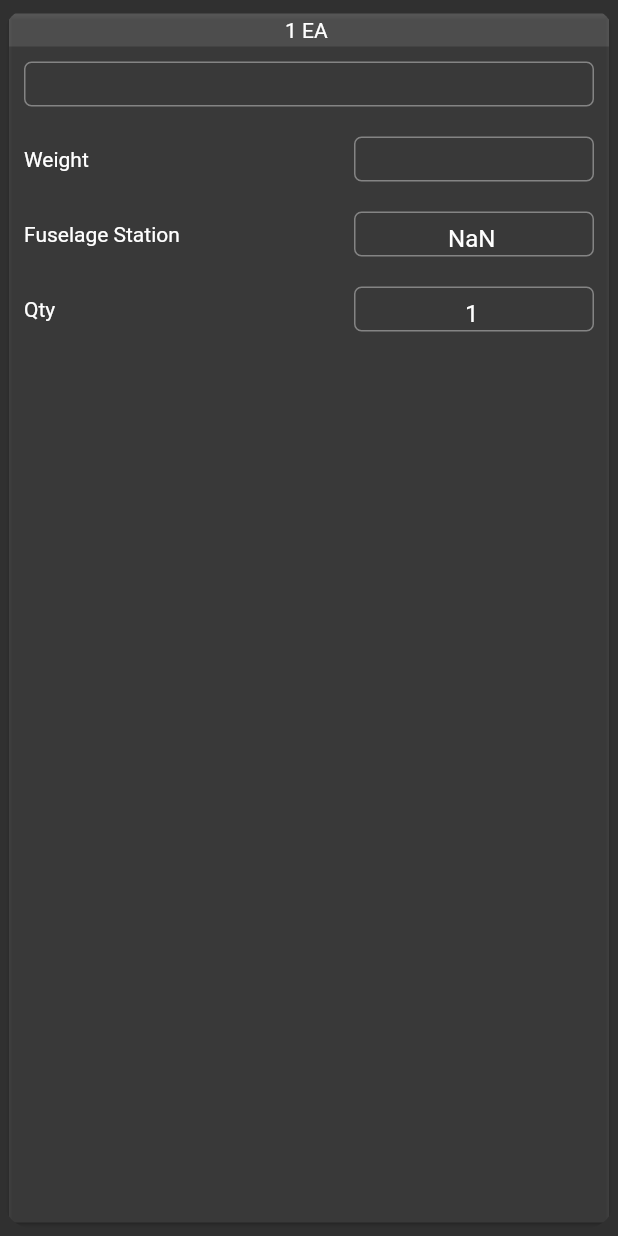
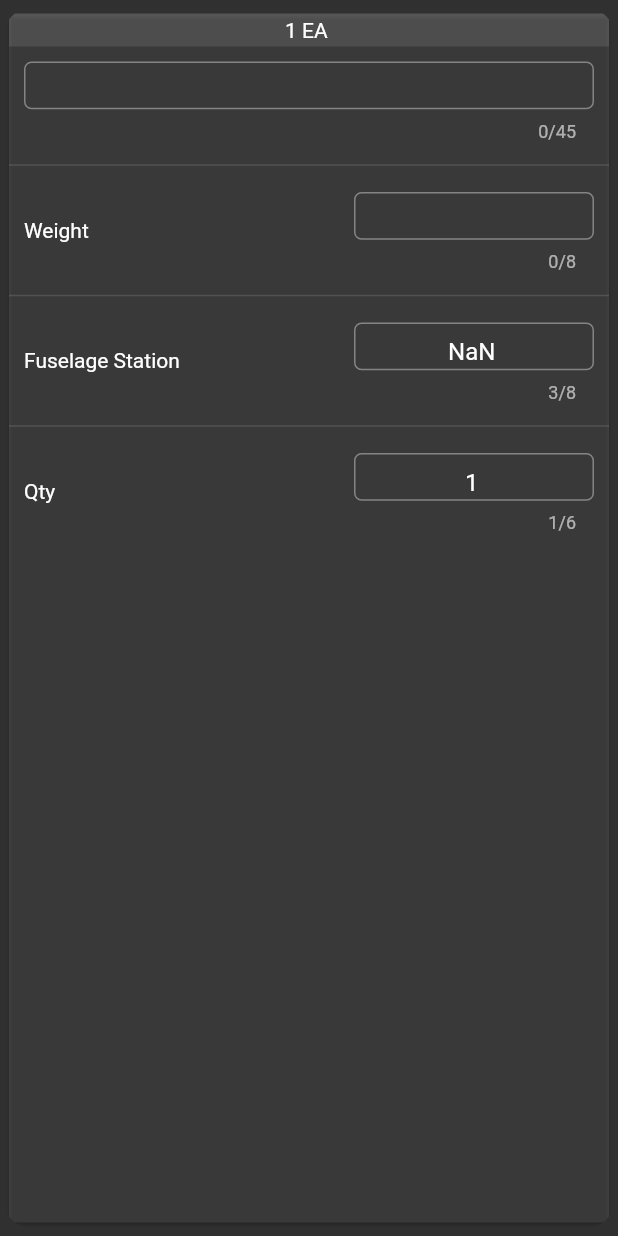
Before and after one commit to teaguestockwell/levels-v2-flutter, a Flutter app: the CargoUI widget shown alone on an empty page, opened directly with empty values, after a tap on an icon or button, on a phone screen of 412 x 824 dp. Run offline on Flutter 3.47's test engine with Material 2 defaults, Android fonts, the phone set to English and light mode, and no system bars; our stand-ins replace cloud_firestore, firebase_core, flutter_datetime_picker, flutter_linkify, flutter_phoenix, fluttertoast; accounts and stored records are empty.

Commit message:
button UI changes, web div fix, ymd lookup modal spinner,see todo

```diff
--- a/lib/Backend/cont.dart
+++ b/lib/Backend/cont.dart
@@ -6,7 +6,8 @@ class Const {
   pickerWidth = 160,
   pickerHeight = 30,
   timeGridDivSize = 1,
-  rowHeight = 30;
+  rowHeight = 30,
+  divThickness=1.5;
 
   static Color topBot = Colors.black87,
       navBarSelected = Colors.white70,
@@ -15,5 +16,6 @@ class Const {
       car = Colors.white30,
       background = Colors.black,
       bottombarcolor = Colors.white10,
-      timeGridLinescolor = Colors.white60;
+      timeGridLinescolor = Colors.white60,
+      buttonColor = Colors.white10;
 }
--- a/lib/Screen/home.dart
+++ b/lib/Screen/home.dart
@@ -27,7 +27,7 @@ class _HomePageState extends State<HomePage> {
   press() {
     FirebaseFirestore.instance
         .collection('mds')
-        .doc(selectedMdsBody.selection)
+        .doc(selectedMdsBody.mdsSpin.selected)
         .get()
         .then((v) => setState(() {
               air = Aircraft(
@@ -73,7 +73,7 @@ class _HomePageState extends State<HomePage> {
                 Image(image: AssetImage('assets/0.png')),
                 CardAllwaysOpen(
                     gen.welcometitle, RowCenterText(gen.welcomebody)),
-                CardAllwaysOpen('Select MDS', selectedMdsBody),
+                CardAllwaysOpen('Aircraft', selectedMdsBody),
                 // CCards('Now', TimeGrid())
               ]);
             }));
--- a/lib/Widgets/LogicWidgets/durationlookup.dart
+++ b/lib/Widgets/LogicWidgets/durationlookup.dart
@@ -1,3 +1,4 @@
+import 'package:five_level_one/Backend/cont.dart';
 import 'package:five_level_one/Widgets/UIWidgets/Input.dart';
 import 'package:five_level_one/Widgets/UIWidgets/Rows.dart';
 import 'package:flutter/material.dart';
@@ -57,7 +58,7 @@ class _DurationLookupState extends State<DurationLookup> {
                   locale: LocaleType.en);
             },
           )),
-      Divider(),
+      Divider(thickness: Const.divThickness,),
       Row2(
           Text('Date Time Two'),
           CustomButton(
@@ -78,7 +79,7 @@ class _DurationLookupState extends State<DurationLookup> {
                   locale: LocaleType.en);
             },
           )),
-      Divider(),
+      Divider(thickness: Const.divThickness,),
       Row2.padding(0, 0, 0, 5.0, Text('Duration hhhhh:mm:ss'), ConstText(getDiff()))
     ]);
   }
--- a/lib/Widgets/LogicWidgets/jjjlookup.dart
+++ b/lib/Widgets/LogicWidgets/jjjlookup.dart
@@ -1,3 +1,4 @@
+import 'package:five_level_one/Backend/cont.dart';
 import 'package:five_level_one/Widgets/UIWidgets/Input.dart';
 import 'package:five_level_one/Widgets/UIWidgets/Rows.dart';
 import 'package:flutter/material.dart';
@@ -48,7 +49,7 @@ class _JJJLookupState extends State<JJJLookup> {
                     locale: LocaleType.en);
               },
             )),
-        Divider(),
+        Divider(thickness: Const.divThickness,),
         Row2.padding(
             0, 0, 0, 5.0, Text('Julian Day'), ConstText(dfJJJ.format(dateAcomp)))
       ],
--- a/lib/Widgets/LogicWidgets/preinsp.dart
+++ b/lib/Widgets/LogicWidgets/preinsp.dart
@@ -1,5 +1,4 @@
 import 'package:five_level_one/Backend/cont.dart';
-import 'package:five_level_one/Backend/model.dart';
 import 'package:five_level_one/Widgets/UIWidgets/Input.dart';
 import 'package:five_level_one/Widgets/UIWidgets/Rows.dart';
 import 'package:flutter/cupertino.dart';
@@ -83,11 +82,11 @@ class _PreInspState extends State<PreInsp> {
                     locale: LocaleType.en);
               },
             )),
-        Divider(),
+        Divider(thickness: Const.divThickness,),
         Row2(
             Text('Hours Until Expire'),
             this.widget.buttonDurration),
-        Divider(),
+        Divider(thickness: Const.divThickness,),
         Row2.padding(
           0, 0, 0, 5.0,
           Text('Expires At'),
--- a/lib/Widgets/LogicWidgets/unitconversion.dart
+++ b/lib/Widgets/LogicWidgets/unitconversion.dart
@@ -258,7 +258,7 @@ class _tDistanceBodyState extends State<tDistanceBody> {
             onSelectedItemChanged: unitChange,
             itemExtent: 30,
           ))),
-      Divider(),
+      Divider(thickness: Const.divThickness,),
       Padding(
           padding: EdgeInsets.fromLTRB(5, 5, 5, 5),
           child: Row(children: [
--- a/lib/Widgets/LogicWidgets/yyyymmddlookup.dart
+++ b/lib/Widgets/LogicWidgets/yyyymmddlookup.dart
@@ -96,7 +96,7 @@ class _YYYYMMDDLookupState extends State<YYYYMMDDLookup> {
                         itemExtent: 30,
                       )))
             ])),
-        Divider(),
+        Divider(thickness: Const.divThickness,),
         Row2(
             Text('Julian Day'),
             Row(children: <Widget>[
@@ -111,7 +111,7 @@ class _YYYYMMDDLookupState extends State<YYYYMMDDLookup> {
                         itemExtent: 30,
                       )))
             ])),
-        Divider(),
+        Divider(thickness: Const.divThickness,),
         Row2.padding(
             0, 0, 0, 5.0, Text('YYYY MM DD'), ConstText(dfYMD.format(outYMD)))
       ],
--- a/lib/Widgets/PercentMacWidgets/CargoUI.dart
+++ b/lib/Widgets/PercentMacWidgets/CargoUI.dart
@@ -1,3 +1,4 @@
+import 'package:five_level_one/Backend/cont.dart';
 import 'package:five_level_one/Backend/model.dart';
 import 'package:five_level_one/Widgets/UIWidgets/Input.dart';
 import 'package:five_level_one/Widgets/UIWidgets/Rows.dart';
@@ -54,9 +55,12 @@ class _CargoUIState extends State<CargoUI> {
 
     var ret = Column(children: [
       RowCenter(CustomTextFieldTextMax(tcName)),
-      Row2(Text('Weight'), CustomTextField(tcWeight)),
-      Row2(Text('Fuselage Station'), CustomTextField(tcFS)),
-      Row2(Text('Qty'), CustomTextField(tcQty)),
+      Divider(thickness:1),
+      Row2.height(Text('Weight'), CustomTextFieldNumSize(tcWeight,8),Const.pickerHeight*1.7),
+      Divider(thickness:1),
+      Row2.height(Text('Fuselage Station'), CustomTextFieldNumSize(tcFS,8),Const.pickerHeight*1.7),
+      Divider(thickness:1),
+      Row2.height(Text('Qty'), CustomTextFieldNumSize(tcQty,6,decimal: false,),Const.pickerHeight*1.7),
     ],);
     return ret;
   }
--- a/lib/Widgets/PercentMacWidgets/cargoCard.dart
+++ b/lib/Widgets/PercentMacWidgets/cargoCard.dart
@@ -1,4 +1,5 @@
 import 'dart:collection';
+import 'package:five_level_one/Backend/cont.dart';
 import 'package:five_level_one/Backend/model.dart';
 import 'package:five_level_one/Widgets/PercentMacWidgets/CargoUI.dart';
 import 'package:five_level_one/Widgets/UIWidgets/Cards.dart';
@@ -82,6 +83,7 @@ class _CargoCardState extends State<CargoCard> {
         'Cargo',
         Column(children: <Widget>[
           Row2(Text('Select Config'), this.widget.configSpin),
+          Divider(thickness: Const.divThickness,),
           Row2(
               CustomButton('Update Config', onPressed: () => {addConfig()}),
               CustomButton(
--- a/lib/Widgets/PercentMacWidgets/chartc.dart
+++ b/lib/Widgets/PercentMacWidgets/chartc.dart
@@ -98,7 +98,7 @@ var re = InputDec.re;
                       textAlign: TextAlign.center,
                       decoration: w,
                     ))),
-            Divider(),
+            Divider(thickness: Const.divThickness,),
             Row2.padding(
                 0,
                 0,
--- a/lib/Widgets/UIWidgets/Input.dart
+++ b/lib/Widgets/UIWidgets/Input.dart
@@ -13,7 +13,6 @@ class CustomTextField extends StatefulWidget {
 }
 
 class _CustomTextFieldState extends State<CustomTextField> {
-
   @override
   Widget build(BuildContext context) {
     return //Flexible(child:
@@ -23,13 +22,11 @@ class _CustomTextFieldState extends State<CustomTextField> {
             child: TextField(
               controller: this.widget.c,
               decoration: InputDec.wi,
-              keyboardType:
-                          TextInputType.numberWithOptions(decimal: true),
+              keyboardType: TextInputType.numberWithOptions(decimal: true),
               inputFormatters: <TextInputFormatter>[
                 DecimalTextInputFormatter()
               ],
               textAlign: TextAlign.center,
-
             ));
   }
 }
@@ -37,27 +34,51 @@ class _CustomTextFieldState extends State<CustomTextField> {
 class CustomTextFieldText extends StatefulWidget {
   TextEditingController t;
   double width;
-  CustomTextFieldText(this.t){width = Const.pickerWidth;}
-  CustomTextFieldText.d(this.t){width = Const.pickerWidth * 2.0;}
+  int maxSize;
+  CustomTextFieldText(this.t) {
+    width = Const.pickerWidth;
+  }
+  CustomTextFieldText.d(this.t) {
+    width = Const.pickerWidth * 2.0;
+  }
   @override
   _CustomTextFieldTextState createState() => _CustomTextFieldTextState();
 }
 
 class _CustomTextFieldTextState extends State<CustomTextFieldText> {
-
   @override
   Widget build(BuildContext context) {
-    return
-        Container(
+    return Container(
         height: Const.pickerHeight,
         width: this.widget.width,
         child: TextField(
             keyboardType: TextInputType.name,
             textAlign: TextAlign.center,
             controller: this.widget.t,
-              decoration: InputDec.wi
-            )
-        );
+            decoration: InputDec.wi));
+  }
+}
+class CustomTextFieldNumSize extends StatefulWidget {
+  final TextEditingController t;
+  final int maxSize;
+  final bool decimal;
+  CustomTextFieldNumSize(this.t,this.maxSize,{this.decimal=true});
+  @override
+  _CustomTextFieldNumSizeState createState() => _CustomTextFieldNumSizeState();
+}
+
+class _CustomTextFieldNumSizeState extends State<CustomTextFieldNumSize> {
+  @override
+  Widget build(BuildContext context) {
+    return Container(
+        height: Const.pickerHeight*1.7,
+        width: Const.pickerWidth,
+        child: TextField(
+            maxLength: this.widget.maxSize,
+            keyboardType: TextInputType.numberWithOptions(decimal: this.widget.decimal),
+            textAlign: TextAlign.center,
+            controller: this.widget.t,
+            decoration: InputDec.wi));
   }
 }
 
@@ -70,19 +91,16 @@ class CustomTextFieldTextMax extends StatefulWidget {
 }
 
 class _CustomTextFieldTextMaxState extends State<CustomTextFieldTextMax> {
-
   @override
   Widget build(BuildContext context) {
-    return
-        Container(
-            height: Const.pickerHeight,
+    return Container(
+        height: Const.pickerHeight*1.7,
         child: TextField(
+          maxLength: 45,
             keyboardType: TextInputType.name,
             textAlign: TextAlign.center,
             controller: this.widget.t,
-              decoration: InputDec.wi
-            )
-        );
+            decoration: InputDec.wi));
   }
 }
 
@@ -99,20 +117,23 @@ class CustomButton extends StatelessWidget {
     return Container(
       height: Const.pickerHeight,
       width: Const.pickerWidth,
-        child: FlatButton(
-          onPressed: () {
-            onPressed();
-          },
+      decoration: BoxDecoration(
+        color: Const.buttonColor,
+        borderRadius: BorderRadius.circular(8)
+      ),
+
+      child: ClipRRect(
+        borderRadius: BorderRadius.circular(8),
+        child:FlatButton(
+          onPressed: onPressed,
           child: Text(this.text),
-          shape: RoundedRectangleBorder(
-            borderRadius: BorderRadius.circular(5.0),
-            side: BorderSide(color: Colors.white38),
           ),
-        ));
+    )
+    );
   }
 }
 
-class InputDec{
+class InputDec {
   static InputDecoration wi = InputDecoration(
     border: OutlineInputBorder(
       borderRadius: const BorderRadius.all(
@@ -161,36 +182,39 @@ class CustomButtomSpinnerModalString extends StatefulWidget {
   String selected;
   List<String> stringList;
   IntCallBackIntPara onPressed;
-  CustomButtomSpinnerModalString(this.stringList,{this.spinIdx,this.onPressed});
+  CustomButtomSpinnerModalString(this.stringList,
+      {this.spinIdx, this.onPressed});
   @override
-  _CustomButtomSpinnerModalStringState createState() => _CustomButtomSpinnerModalStringState();
+  _CustomButtomSpinnerModalStringState createState() =>
+      _CustomButtomSpinnerModalStringState();
 }
 
-class _CustomButtomSpinnerModalStringState extends State<CustomButtomSpinnerModalString> {
-
+class _CustomButtomSpinnerModalStringState
+    extends State<CustomButtomSpinnerModalString> {
   @override
   void initState() {
-    this.widget.spinIdx ??=0;
+    this.widget.spinIdx ??= 0;
     this.widget.selected = this.widget.stringList[this.widget.spinIdx];
     super.initState();
   }
 
-  void _spin(int newIdx){
+  void _spin(int newIdx) {
     this.widget.spinIdx = newIdx;
     this.widget.selected = this.widget.stringList[newIdx];
-    this.widget.onPressed(newIdx);
+
+    this.widget.onPressed ?? (newIdx);
     //rebuild to change button text
-    setState((){});
+    setState(() {});
   }
 
-  List<Widget> _getSpinnerWidgets(){
+  List<Widget> _getSpinnerWidgets() {
     var ret = List<Widget>();
-    for(String x in this.widget.stringList){
-      ret.add(
-        Padding(
-          padding: EdgeInsets.fromLTRB(0, 7, 0, 0),
-          child:Text(x,
-            style: TextStyle(color: Colors.white70, fontSize: 18),
+    for (String x in this.widget.stringList) {
+      ret.add(Padding(
+          padding: EdgeInsets.fromLTRB(0, 5, 0, 0),
+          child: Text(
+            x,
+            style: TextStyle(color: Colors.white70, fontSize: 22),
           )));
       print(x);
     }
@@ -215,15 +239,14 @@ class _CustomButtomSpinnerModalStringState extends State<CustomButtomSpinnerModa
                   children: <Widget>[
                     Container(
                         height: 210,
-                      child:
-                      Center(child:
-                      CupertinoPicker(
-                        scrollController: FixedExtentScrollController(initialItem: this.widget.spinIdx),
+                        child: Center(
+                            child: CupertinoPicker(
+                          scrollController: FixedExtentScrollController(
+                              initialItem: this.widget.spinIdx),
                           children: _getSpinnerWidgets(),
                           onSelectedItemChanged: _spin,
                           itemExtent: 35,
-                      )
-                      )),
+                        ))),
                   ],
                 ),
               ),
--- a/lib/Widgets/UIWidgets/Rows.dart
+++ b/lib/Widgets/UIWidgets/Rows.dart
@@ -8,21 +8,29 @@ import '../Uitls.dart';
 
 class Row2 extends StatelessWidget {
   final Widget one, two;
+  double height;
   double l, t, r, b;
   Row2.padding(this.l, this.t, this.r, this.b, this.one, this.two);
+  Row2.height(this.one,this.two,this.height){
+    this.l = 0;
+    this.t = 0;
+    this.r = 0;
+    this.b = 0;
+  }
   Row2(this.one, this.two) {
     this.l = 0;
     this.t = 0;
     this.r = 0;
     this.b = 0;
   }
+
   @override
   Widget build(BuildContext context) {
     return Padding(
         // key: UniqueKey(),
         padding: EdgeInsets.fromLTRB(l, t, r, b),
         child: Container(
-            height: Const.rowHeight,
+            height: this.height??Const.pickerHeight,
             margin: EdgeInsets.all(10),
             child: Column(children: [
               Spacer(),
```
Also changed, not shown: lib/Widgets/LogicWidgets/selectmds.dart (+22 -29 lines), lib/Widgets/PercentMacWidgets/tanks.dart (+8 -3 lines), 1 other file. Lines whose indentation alone changed are shown as unchanged.
